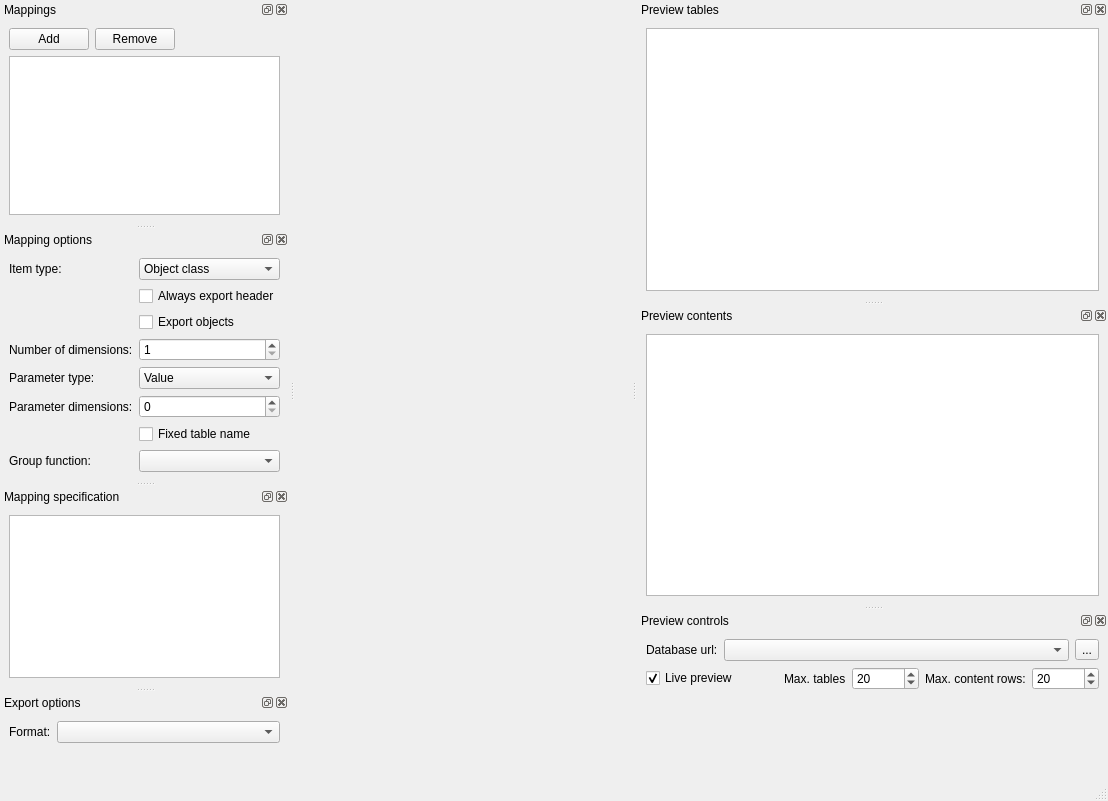
Old version of the form spine_items/exporter/ui/specification_editor.ui in the repository spine-tools/spine-items.
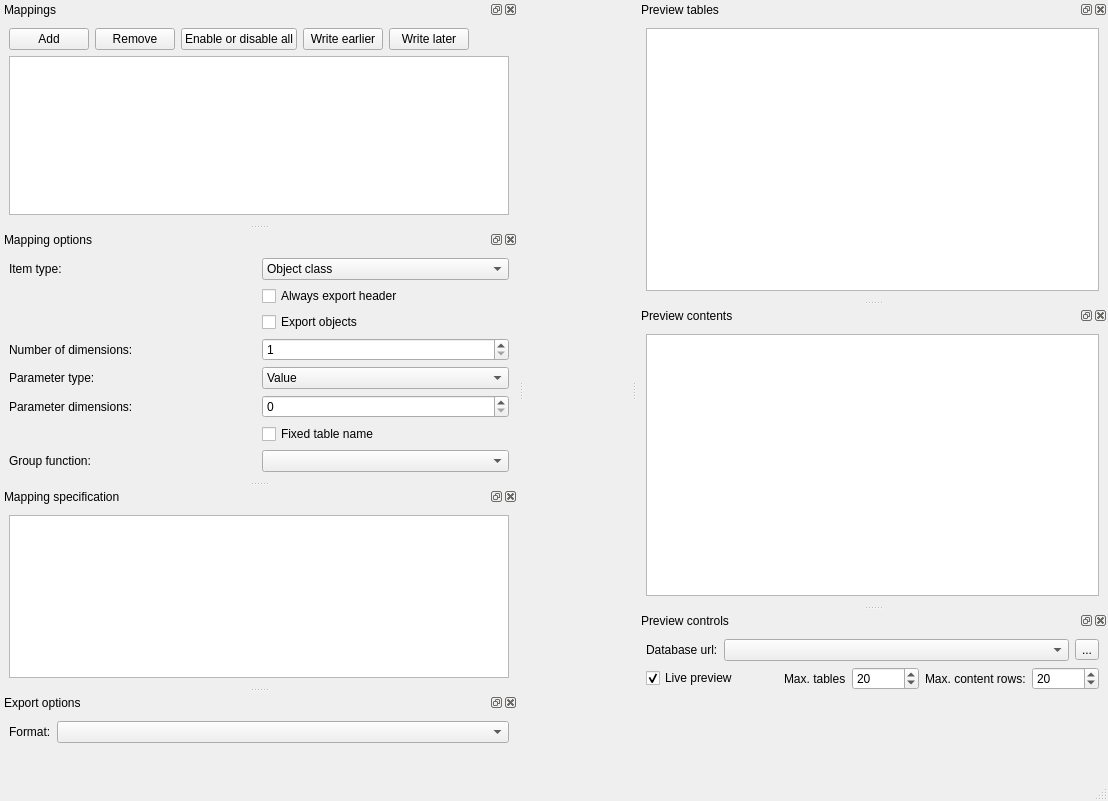
New version of the form. Icons and pictures are not drawn. Custom widgets are drawn as their Qt base class.

Commit message:
Accommodate mapping write order
Export writers can now append multiple mappings to a single table.
Several changes have been made to support this in Exporter's side:
- The order of mappings can now be changed
- Writing order is now shown on Mappings list (which is actually a table
now)
- Fixed multiple small bugs
- Improved usability

Re Spine-project/Spine-Toolbox#1353

The edit to the form file:
```diff
--- a/spine_items/exporter/ui/specification_editor.ui
+++ b/spine_items/exporter/ui/specification_editor.ui
@@ -65,6 +65,27 @@
          </property>
         </widget>
        </item>
+       <item>
+        <widget class="QPushButton" name="toggle_enabled_button">
+         <property name="text">
+          <string>Enable or disable all</string>
+         </property>
+        </widget>
+       </item>
+       <item>
+        <widget class="QPushButton" name="write_earlier_button">
+         <property name="text">
+          <string>Write earlier</string>
+         </property>
+        </widget>
+       </item>
+       <item>
+        <widget class="QPushButton" name="write_later_button">
+         <property name="text">
+          <string>Write later</string>
+         </property>
+        </widget>
+       </item>
        <item>
         <spacer name="horizontalSpacer_2">
          <property name="orientation">
@@ -81,7 +102,17 @@
       </layout>
      </item>
      <item>
-      <widget class="QListView" name="mapping_list"/>
+      <widget class="QTableView" name="mappings_table">
+       <property name="selectionBehavior">
+        <enum>QAbstractItemView::SelectRows</enum>
+       </property>
+       <property name="showGrid">
+        <bool>false</bool>
+       </property>
+       <attribute name="verticalHeaderVisible">
+        <bool>false</bool>
+       </attribute>
+      </widget>
      </item>
     </layout>
    </widget>
```
The commit also changes 12 other files.
